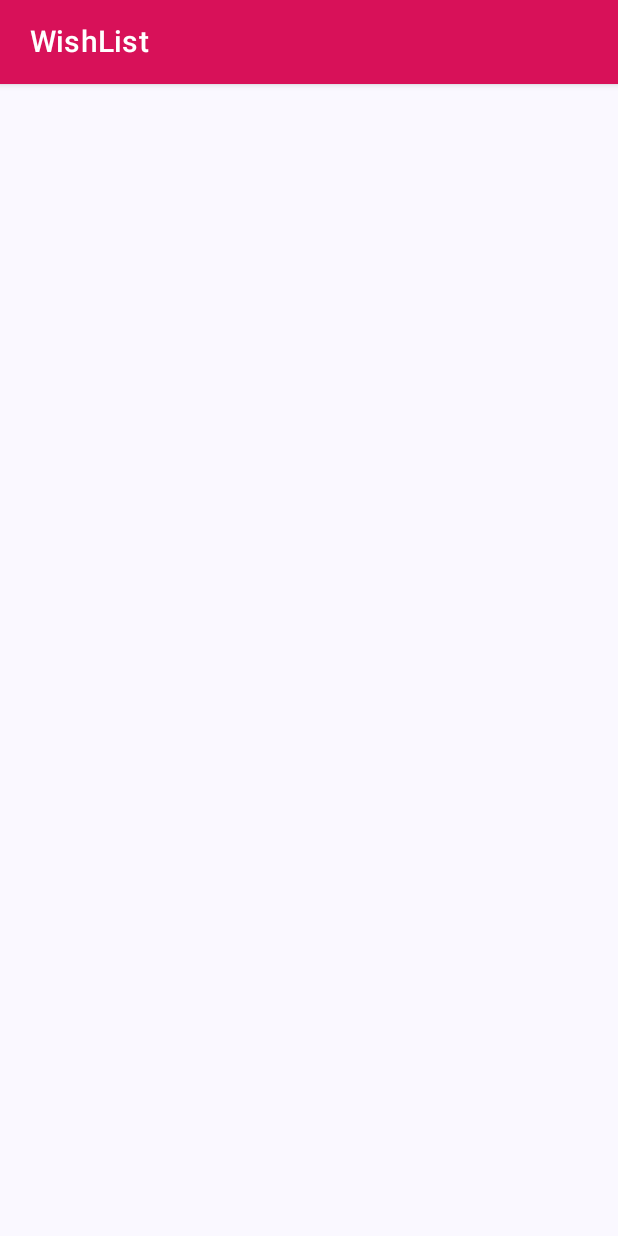
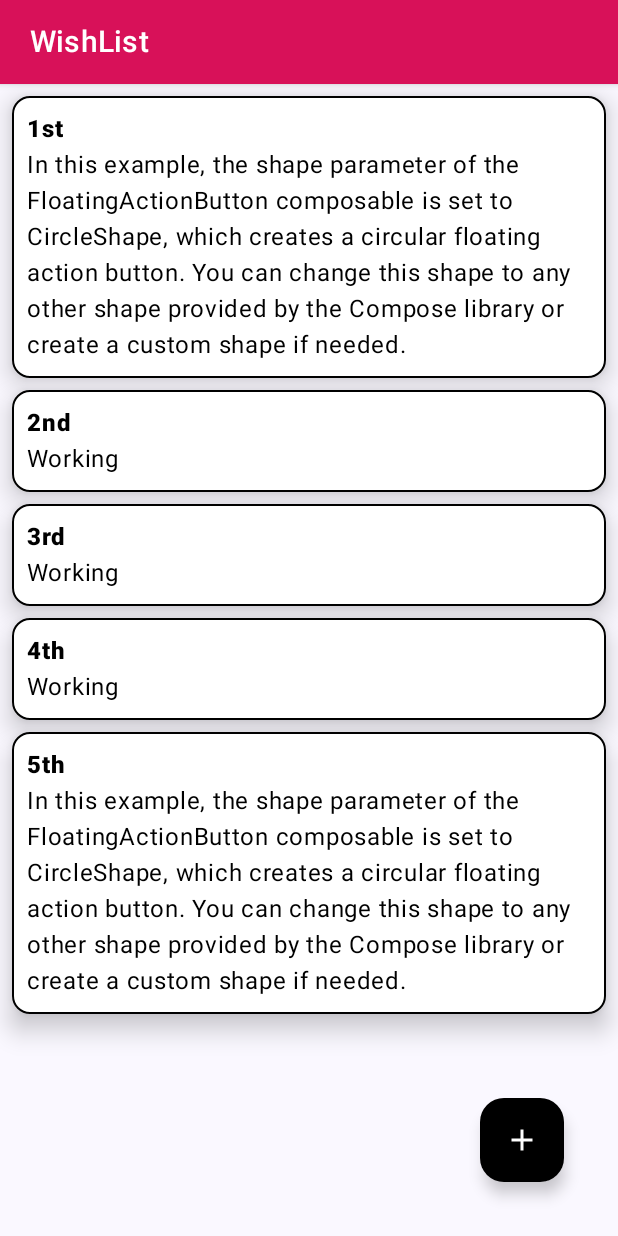
Before and after one commit to Harshvardhan-sN/JC-Wishlist-App, an Android app built with Jetpack Compose: the screen it shows after launch (MainActivity), on a phone screen of 412 x 824 dp. Run offline under Robolectric (Android 15) with nearby library versions, the phone set to English and light mode, and no system bars.

Commit message:
Designing UI

```diff
--- a/app/src/main/java/ind/lke/mywishlist/AppBarView.kt
+++ b/app/src/main/java/ind/lke/mywishlist/AppBarView.kt
@@ -2,8 +2,13 @@ package ind.lke.mywishlist
 
 import androidx.compose.foundation.layout.heightIn
 import androidx.compose.foundation.layout.padding
+import androidx.compose.material.Icon
+import androidx.compose.material.IconButton
 import androidx.compose.material.Text
 import androidx.compose.material.TopAppBar
+import androidx.compose.material.icons.Icons
+import androidx.compose.material.icons.automirrored.filled.ArrowBack
+import androidx.compose.material.icons.filled.ArrowBack
 import androidx.compose.runtime.Composable
 import androidx.compose.ui.Modifier
 import androidx.compose.ui.graphics.Color
@@ -16,6 +21,19 @@ fun AppBarView(
     title: String,
     onBackNavClicked: () -> Unit = {}
 ) {
+    val navigationIcon: (@Composable () -> Unit)? =
+        if(!title.contains("WishList")) {   // if we are on main screen
+            {
+                IconButton(onClick = { onBackNavClicked() }) {
+                    Icon(
+                        imageVector = Icons.AutoMirrored.Filled.ArrowBack,
+                        contentDescription = null,
+                        tint = Color.White
+                    )
+                }
+            }
+        } else { null }
+
     TopAppBar(
         title = {
             Text(text = title,
@@ -25,6 +43,7 @@ fun AppBarView(
                 .heightIn(max = 24.dp))
         },
         elevation = 3.dp,
-        backgroundColor = colorResource(id = R.color.app_bar_color)
+        backgroundColor = colorResource(id = R.color.app_bar_color),
+        navigationIcon = navigationIcon
     )
 }
--- /dev/null
+++ b/app/src/main/java/ind/lke/mywishlist/Data/Wish.kt
@@ -0,0 +1,17 @@
+package ind.lke.mywishlist.Data
+
+data class Wish(
+    val id: Long = 0L,
+    val title: String = "",
+    val description: String = ""
+)
+
+object DummyData {
+    val wishList = listOf(
+        Wish(title = "1st", description = "In this example, the shape parameter of the FloatingActionButton composable is set to CircleShape, which creates a circular floating action button. You can change this shape to any other shape provided by the Compose library or create a custom shape if needed."),
+        Wish(title = "2nd", description = "Working"),
+        Wish(title = "3rd", description = "Working"),
+        Wish(title = "4th", description = "Working"),
+        Wish(title = "5th", description = "In this example, the shape parameter of the FloatingActionButton composable is set to CircleShape, which creates a circular floating action button. You can change this shape to any other shape provided by the Compose library or create a custom shape if needed.")
+    )
+}
--- a/app/src/main/java/ind/lke/mywishlist/HomeView.kt
+++ b/app/src/main/java/ind/lke/mywishlist/HomeView.kt
@@ -1,19 +1,78 @@
 package ind.lke.mywishlist
 
+import android.content.Context
+import android.widget.Toast
+import androidx.compose.foundation.BorderStroke
+import androidx.compose.foundation.clickable
+import androidx.compose.foundation.layout.Column
 import androidx.compose.foundation.layout.fillMaxSize
+import androidx.compose.foundation.layout.fillMaxWidth
 import androidx.compose.foundation.layout.padding
 import androidx.compose.foundation.lazy.LazyColumn
+import androidx.compose.foundation.lazy.items
+import androidx.compose.material.icons.Icons
+import androidx.compose.material.icons.filled.Add
+import androidx.compose.material3.Card
+import androidx.compose.material3.CardDefaults
+import androidx.compose.material3.FloatingActionButton
+import androidx.compose.material3.Icon
 import androidx.compose.material3.Scaffold
+import androidx.compose.material3.Text
 import androidx.compose.runtime.Composable
 import androidx.compose.ui.Modifier
+import androidx.compose.ui.graphics.Color
+import androidx.compose.ui.platform.LocalContext
+import androidx.compose.ui.text.font.FontWeight
+import androidx.compose.ui.unit.dp
+import ind.lke.mywishlist.Data.DummyData
+import ind.lke.mywishlist.Data.Wish
 
 @Composable
 fun HomeView() {
+    val context = LocalContext.current
     Scaffold(
-        topBar = { AppBarView(title = "WishList") }
+        topBar = { AppBarView(title = "WishList", {
+            mMakeToast("navigation button working", context)
+        })},
+        floatingActionButton = {
+            FloatingActionButton(modifier = Modifier.padding(20.dp),
+                contentColor = Color.White,
+                containerColor = Color.Black,
+                onClick = {
+                    mMakeToast(message = "floating action button working", context)
+                }) {
+                Icon(imageVector = Icons.Default.Add, contentDescription = null)
+            }
+        }
     ) {
-        LazyColumn(modifier = Modifier.fillMaxSize().padding(it)) {
+        LazyColumn(modifier = Modifier
+            .fillMaxSize()
+            .padding(it)) {
+            items(DummyData.wishList) {
+                WishItem(wish = it) {
 
+                }
+            }
         }
     }
 }
+@Composable
+fun WishItem(wish: Wish, onClick: () -> Unit) {
+    Card(modifier = Modifier
+        .fillMaxWidth()
+        .padding(top = 8.dp, start = 8.dp, end = 8.dp)
+        .clickable { onClick() },
+        elevation = CardDefaults.cardElevation(10.dp),
+        colors = CardDefaults.cardColors(Color.White),
+        border = BorderStroke(1.dp, Color.Black)
+    ) {
+        Column(modifier = Modifier.padding(10.dp)) {
+            Text(text = wish.title, fontWeight = FontWeight.ExtraBold, color = Color.Black)
+            Text(text = wish.description, color = Color.Black)
+        }
+    }
+}
+
+private fun mMakeToast(message: String, context: Context) {
+    Toast.makeText(context, message, Toast.LENGTH_SHORT).show()
+}
--- a/app/src/main/java/ind/lke/mywishlist/MainActivity.kt
+++ b/app/src/main/java/ind/lke/mywishlist/MainActivity.kt
@@ -22,7 +22,7 @@ class MainActivity : ComponentActivity() {
                     modifier = Modifier.fillMaxSize(),
                     color = MaterialTheme.colorScheme.background
                 ) {
-                    HomeView()
+                    Navigation()
                 }
             }
         }
--- /dev/null
+++ b/app/src/main/java/ind/lke/mywishlist/Navigation.kt
@@ -0,0 +1,21 @@
+package ind.lke.mywishlist
+
+import androidx.compose.runtime.Composable
+import androidx.lifecycle.viewmodel.compose.viewModel
+import androidx.navigation.NavHostController
+import androidx.navigation.compose.NavHost
+import androidx.navigation.compose.composable
+import androidx.navigation.compose.rememberNavController
+
+@Composable
+fun Navigation(viewMode: WishViewModel = viewModel(),
+               navController: NavHostController = rememberNavController()) {
+    NavHost(
+        navController = navController,
+        startDestination = Screen.HomeScreen.route
+    ) {
+        composable(Screen.HomeScreen.route) {
+            HomeView()
+        }
+    }
+}
--- /dev/null
+++ b/app/src/main/java/ind/lke/mywishlist/Screen.kt
@@ -0,0 +1,6 @@
+package ind.lke.mywishlist
+
+sealed class Screen(val route: String) {
+    object HomeScreen: Screen("home_screen")
+    object AddScreen: Screen("add_screen")
+}
--- /dev/null
+++ b/app/src/main/java/ind/lke/mywishlist/WishViewModel.kt
@@ -0,0 +1,6 @@
+package ind.lke.mywishlist
+
+import androidx.lifecycle.ViewModel
+
+class WishViewModel: ViewModel() {
+}
--- a/app/src/main/res/values/strings.xml
+++ b/app/src/main/res/values/strings.xml
@@ -1,3 +1,5 @@
 <resources>
     <string name="app_name">MyWishList</string>
+    <string name="update_wish">Update Wish</string>
+    <string name="add_wish">Add Wish</string>
 </resources>
```
Also changed, not shown: app/src/main/java/ind/lke/mywishlist/AddEditDetailView.kt (added, +40 -0 lines).
